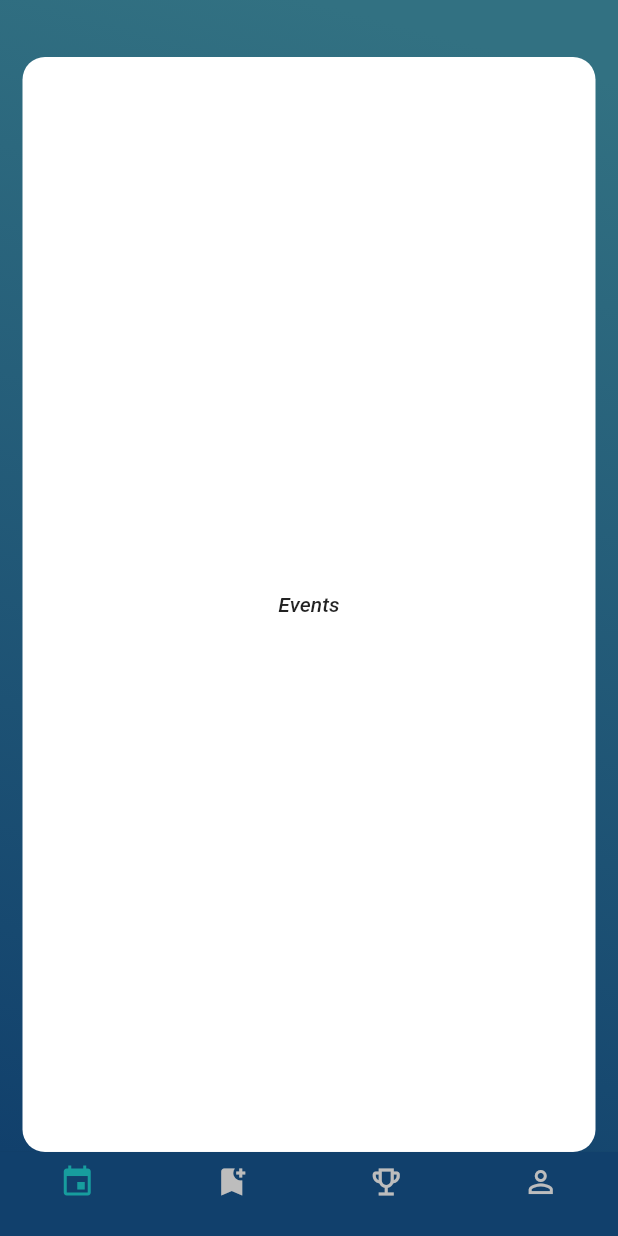
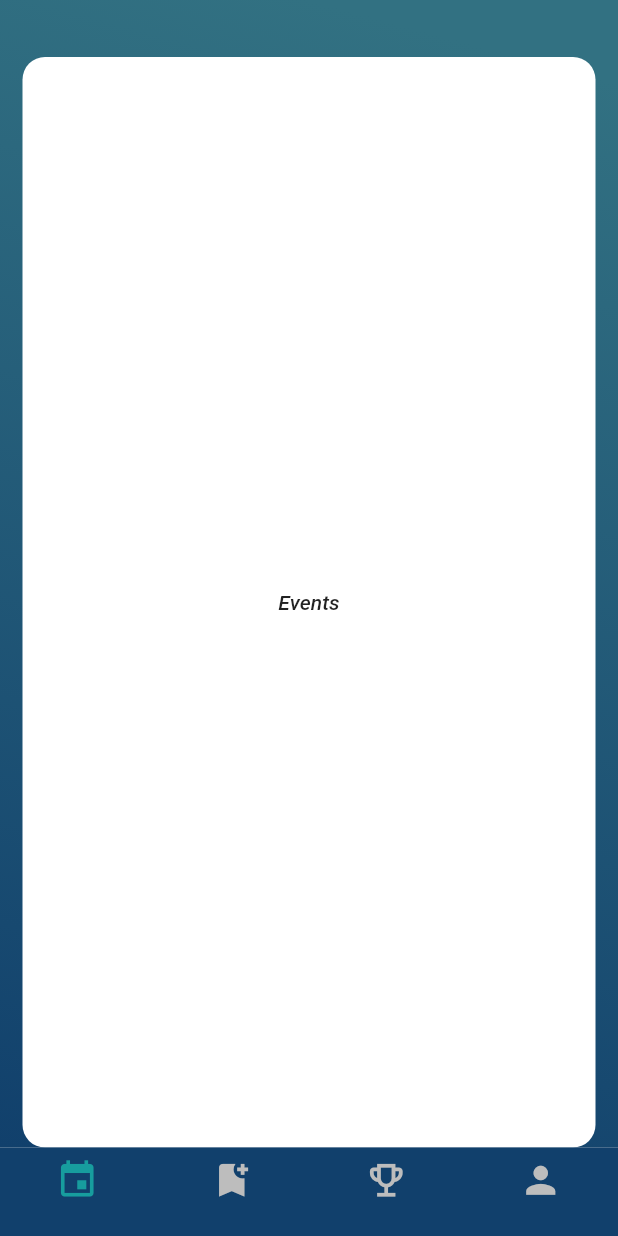
Before and after one commit to magedzidan/Gradution_project, a Flutter app: the screen it shows once a user with an empty profile is signed in, on a phone screen of 412 x 824 dp. Run offline on Flutter 3.47's test engine with Material 2 defaults, Android fonts, the phone set to English and light mode, and no system bars; our stand-ins replace firebase_auth, firebase_core, get, simple_shadow, sizer; missing offline and left inert: dashed_line; accounts and stored records are empty.

Commit message:
-changes

```diff
--- a/lib/pages_control_view.dart
+++ b/lib/pages_control_view.dart
@@ -38,7 +38,7 @@ class ControlView extends GetWidget<sign_in_controller> {
                 padding: EdgeInsets.only(top: 20),
                 child: Text("Events"),
               ),*/
-              icon: Icon(Icons.event),
+              icon: Icon(Icons.event,size: 29,),
               label: ''),
 
           BottomNavigationBarItem(
@@ -46,7 +46,7 @@ class ControlView extends GetWidget<sign_in_controller> {
                 padding: EdgeInsets.only(top: 20),
                 child: Text("Books"),
               ),*/
-              icon: Icon(Icons.bookmark_add),
+              icon: Icon(Icons.bookmark_add,size: 29,),
               label: ''),
 
           BottomNavigationBarItem(
@@ -54,7 +54,7 @@ class ControlView extends GetWidget<sign_in_controller> {
                 padding: EdgeInsets.only(top: 20),
                 child: Text("Tournament"),
               ),*/
-              icon: Icon(Icons.emoji_events_outlined),
+              icon: Icon(Icons.emoji_events_outlined,size: 29,),
               label: ''),
 
           BottomNavigationBarItem(
@@ -62,7 +62,7 @@ class ControlView extends GetWidget<sign_in_controller> {
                 padding: EdgeInsets.only(top: 20),
                 child: Text("Profile"),
               ),*/
-              icon: Icon(Icons.person_outline_outlined),
+              icon: Icon(Icons.person,size: 29,),
               label: ''),
         ],
         currentIndex: controller.navigatorvalue,
```
